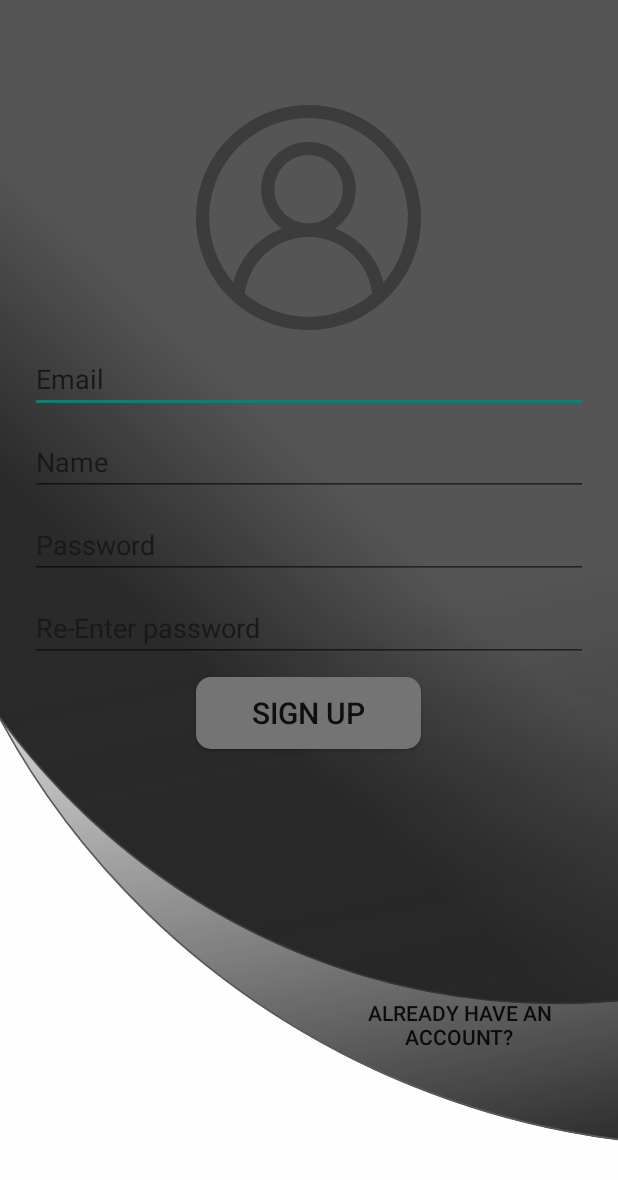
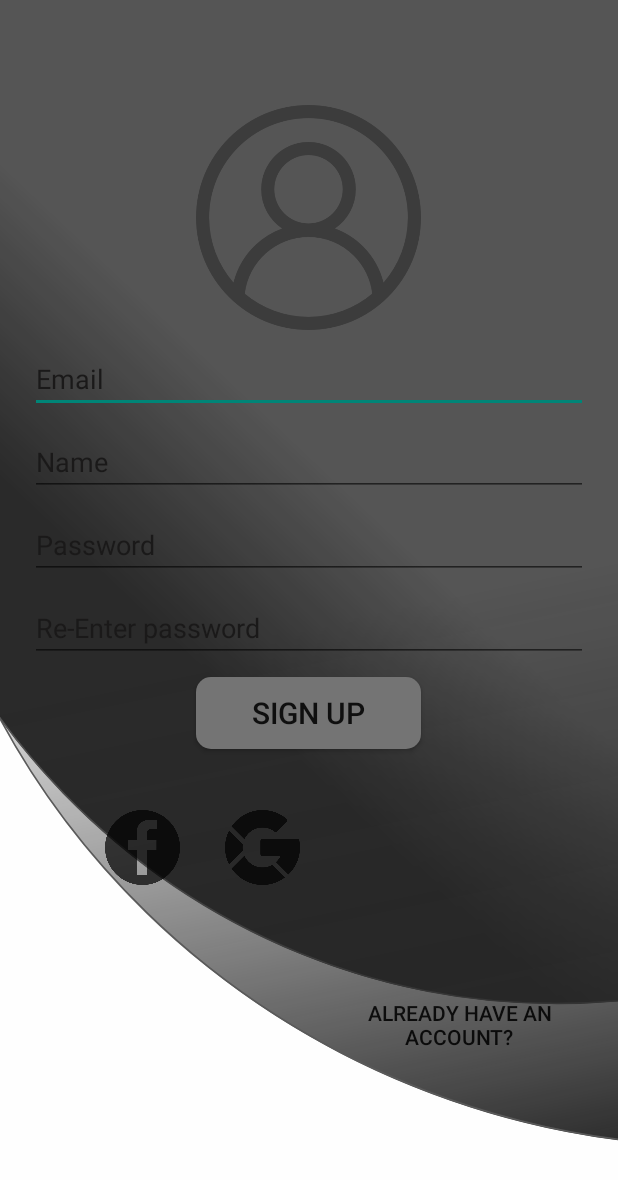
Before and after one commit to induwaraRBS/Mobile-Application, an Android app: the Signup screen opened directly, with no data from a screen before it, on a phone screen of 412 x 824 dp. Shown: the top 1180 px of the screen. Run offline under Robolectric (Android 15) with nearby library versions, the phone set to English and light mode, and no system bars; libraries missing offline, so code that uses them is left out: com.makeramen.roundedimageview.

Commit message:
first one

```diff
--- /dev/null
+++ b/app/src/main/java/com/example/myapplication/Slideritem.kt
@@ -0,0 +1,5 @@
+package com.example.myapplication
+
+class Slideritem  internal constructor(
+    val image:Int
+)
--- a/app/src/main/res/layout/activity_signup.xml
+++ b/app/src/main/res/layout/activity_signup.xml
@@ -19,7 +19,27 @@
         android:layout_width="match_parent"
         android:layout_height="match_parent"
         android:alpha="0.9"
-        android:background="@drawable/ic_google_pixel_6_pro___1" />
+        android:background="@drawable/ic_google_pixel_6_pro___1"/> >
+
+        <ImageButton
+            android:id="@+id/bttnimagefb"
+            android:layout_width="50dp"
+            android:layout_height="50dp"
+            android:layout_marginTop="540dp"
+            android:layout_marginLeft="70dp"
+            android:background="@drawable/fb"
+            android:alpha="0.7"
+             />
+
+    <ImageButton
+        android:id="@+id/bttnimagegoogle"
+        android:layout_width="50dp"
+        android:layout_height="50dp"
+        android:layout_marginTop="540dp"
+        android:layout_marginLeft="150dp"
+        android:background="@drawable/google"
+        android:alpha="0.7"
+        />
 
     <Button
         android:id="@+id/bttngotosignup"
```
Also changed, not shown: app/build.gradle (+9 -1 lines), app/src/main/java/com/example/myapplication/MainActivity.kt (+60 -0 lines), app/src/main/java/com/example/myapplication/SliderAdapter.kt (added, +64 -0 lines), app/src/main/res/layout/activity_main.xml (+13 -2 lines), app/src/main/res/layout/slide_item_container.xml (added, +10 -0 lines), build.gradle (+2 -5 lines), app/src/main/res/drawable/assainn.jpg (added), app/src/main/res/drawable/bio.jpg (added), app/src/main/res/drawable/fb.png (added), app/src/main/res/drawable/google.png (added), app/src/main/res/drawable/killer.jpg (added), app/src/main/res/drawable/pubg.jpg (added), app/src/main/res/drawable/rainbow.jpg (added), app/src/main/res/drawable/user.png (added), 1 more files.
